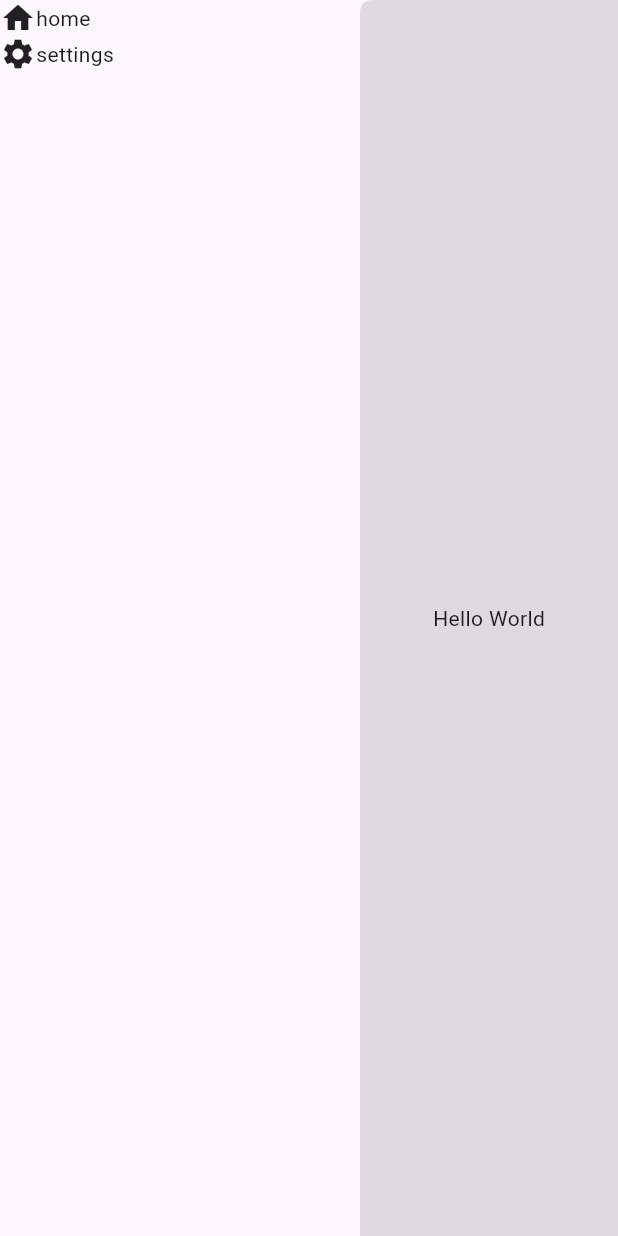
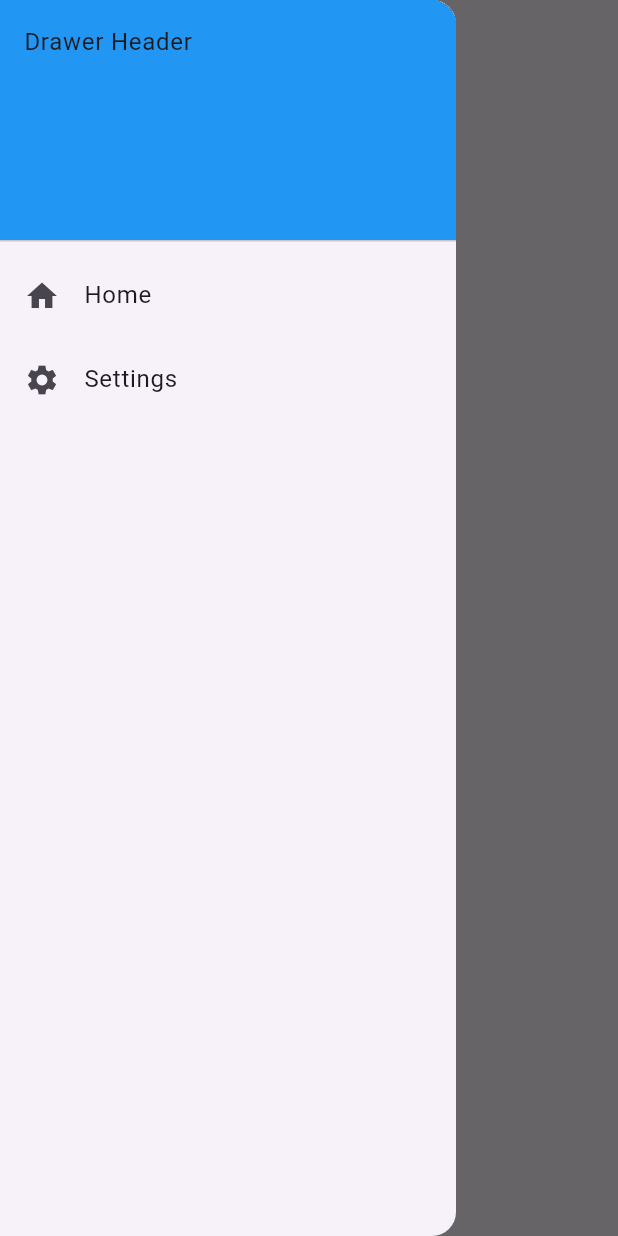
Before and after one commit to padeyao4/possible, a Flutter app: the MyHomePage screen opened directly, with the side drawer open (before the commit the screen has no drawer), on a phone screen of 412 x 824 dp. Run offline on Flutter 3.47's test engine with Material 3 defaults, Android fonts, the phone set to English and light mode, and no system bars.

Commit message:
自适应界面

```diff
--- /dev/null
+++ b/devtools_options.yaml
@@ -0,0 +1,3 @@
+description: This file stores settings for Dart & Flutter DevTools.
+documentation: https://docs.flutter.dev/tools/devtools/extensions#configure-extension-enablement-states
+extensions:
--- a/lib/page/home.dart
+++ b/lib/page/home.dart
@@ -13,7 +13,25 @@ class _MyHomePageState extends State<MyHomePage> {
   @override
   Widget build(BuildContext context) {
     return Scaffold(
-        body: Row(
+      body: LayoutBuilder(
+        builder: (context, constraints) {
+          if (constraints.maxWidth < 768) {
+            return Row(
+              children: [
+                Expanded(
+                  child: Container(
+                    decoration: const BoxDecoration(
+                      color: Colors.black12,
+                    ),
+                    child: const Center(
+                      child: Text('Hello World'),
+                    ),
+                  ),
+                ),
+              ],
+            );
+          } else {
+            return Row(
               children: [
                 SizedBox(
                   width: 240,
@@ -34,17 +52,47 @@ class _MyHomePageState extends State<MyHomePage> {
                 Expanded(
                   child: Container(
                     decoration: const BoxDecoration(
-            borderRadius: BorderRadius.only(
-              topLeft: Radius.circular(8),
-            ),
                       color: Colors.black12,
                     ),
                     child: const Center(
                       child: Text('Hello World'),
                     ),
-        )),
+                  ),
+                ),
               ],
-    ));
+            );
+          }
+        },
+      ),
+      drawer: Drawer(
+        child: ListView(
+          padding: EdgeInsets.zero,
+          children: [
+            const DrawerHeader(
+              decoration: BoxDecoration(
+                color: Colors.blue,
+              ),
+              child: Text('Drawer Header'),
+            ),
+            ListTile(
+              title: const Text('Home'),
+              leading: const Icon(Icons.home),
+              onTap: () {
+                print("home");
+                Navigator.pop(context);
+              },
+            ),
+            ListTile(
+              title: const Text('Settings'),
+              leading: const Icon(Icons.settings),
+              onTap: () {
+                Navigator.pop(context);
+              },
+            ),
+          ],
+        ),
+      ),
+    );
   }
 }
 
```
Also changed, not shown: lib/main.dart (+36 -2 lines). Lines whose indentation alone changed are shown as unchanged.
